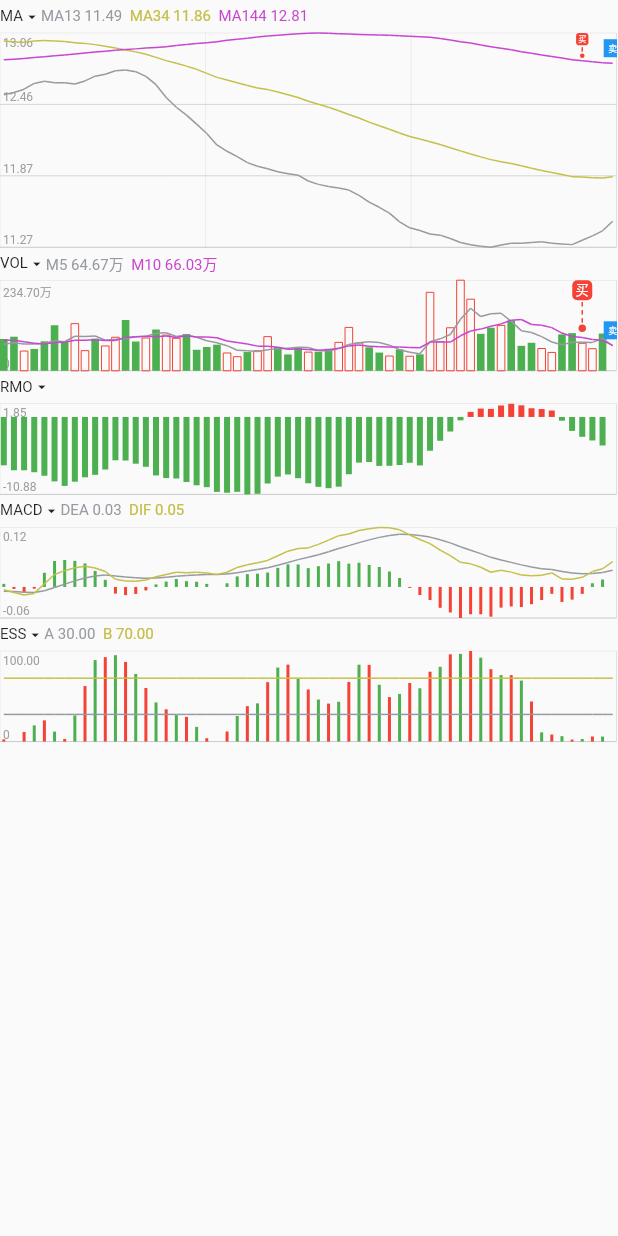
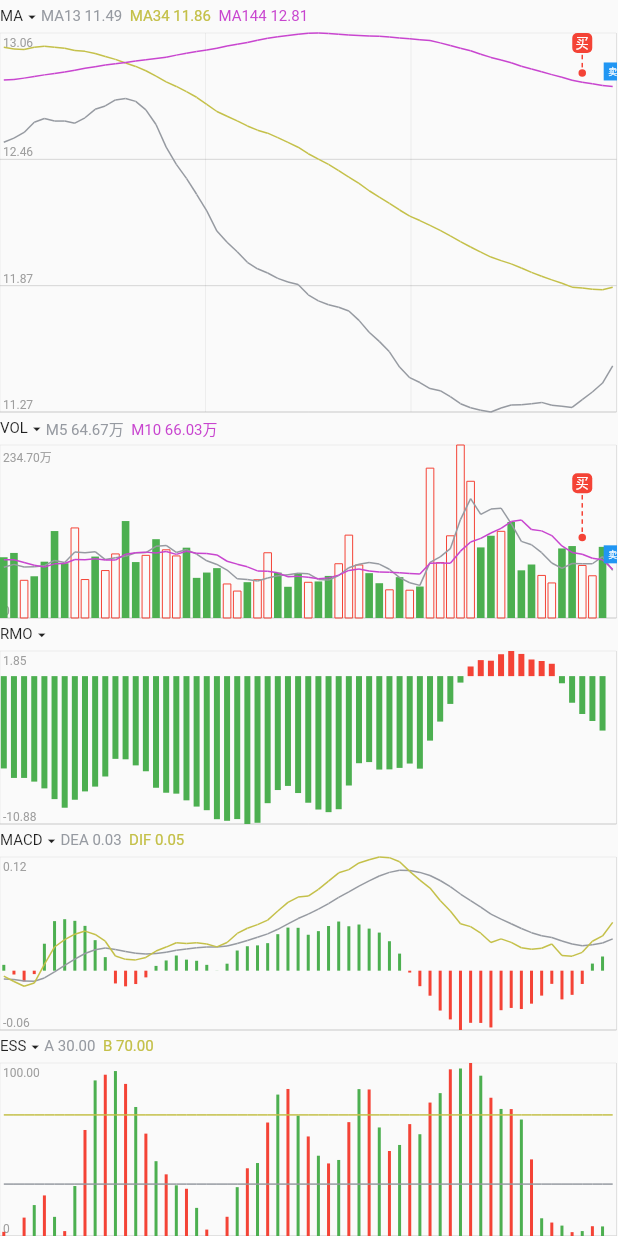
Before and after one commit to BrinedFish0222/flutter_kline, a Flutter app: the ExampleDayNetworkWidget widget shown alone on an empty page, opened directly with empty values, on a phone screen of 412 x 824 dp. Run offline on Flutter 3.47's test engine with Material 2 defaults, Android fonts, the phone set to English and light mode, and no system bars; network calls fail.

Commit message:
K线图去掉显示指定size

```diff
--- a/example_network/lib/example_network/example_day_network_widget.dart
+++ b/example_network/lib/example_network/example_day_network_widget.dart
@@ -80,10 +80,6 @@ class _ExampleDayNetworkWidgetState extends State<ExampleDayNetworkWidget> {
   @override
   Widget build(BuildContext context) {
     return KChartWidget(
-      size: Size(
-        MediaQuery.of(context).size.width,
-        MediaQuery.of(context).size.height * .6,
-      ),
       source: _source,
       onTapIndicator: (val) {
         KlineUtil.showToast(context: context, text: '指标索引位置：$val');
--- a/example_network/lib/example_network/example_minute_network_widget.dart
+++ b/example_network/lib/example_network/example_minute_network_widget.dart
@@ -71,8 +71,6 @@ class _ExampleMinuteNetworkWidgetState
   @override
   Widget build(BuildContext context) {
     return KMinuteChartWidget(
-      size: Size(MediaQuery.of(context).size.width - 20,
-          MediaQuery.of(context).size.height * 0.6),
       source: _source,
       middleNum: 11.39,
       differenceNumbers: const [11.42, 11.36],
--- a/lib/example/example_day_widget.dart
+++ b/lib/example/example_day_widget.dart
@@ -65,8 +65,7 @@ class _ExampleDayWidgetState extends State<ExampleDayWidget> {
 
   @override
   Widget build(BuildContext context) {
-    var size = Size(MediaQuery.of(context).size.width - 20,
-        MediaQuery.of(context).size.height * 0.6);
+
     BarChartVo barChartVo = ExampleVolData.barChartData..barWidth = 2;
     for (var element in barChartVo.data) {
       element?.isFill = true;
@@ -78,7 +77,6 @@ class _ExampleDayWidgetState extends State<ExampleDayWidget> {
         children: [
           KChartWidget(
             showDataNum: 30,
-            size: size,
             source: _source,
             realTimePrice: 11.56,
             onTapIndicator: (index) {
--- a/lib/example/example_minute_widget.dart
+++ b/lib/example/example_minute_widget.dart
@@ -53,8 +53,6 @@ class _ExampleMinuteWidgetState extends State<ExampleMinuteWidget> {
         child: ListView(
           children: [
             KMinuteChartWidget(
-              size: Size(MediaQuery.of(context).size.width - 20,
-                  MediaQuery.of(context).size.height * 0.6),
               source: _source,
               middleNum: 11.39,
               differenceNumbers: const [11.48, 11.30],
--- a/lib/widget/k_chart_widget.dart
+++ b/lib/widget/k_chart_widget.dart
@@ -22,7 +22,6 @@ import 'main_chart_widget.dart';
 class KChartWidget extends StatefulWidget {
   const KChartWidget({
     super.key,
-    required this.size,
     required this.source,
     this.subChartMaskList,
     this.showDataNum = KlineConfig.showDataDefaultLength,
@@ -35,7 +34,6 @@ class KChartWidget extends StatefulWidget {
     this.onHorizontalDragUpdate,
   });
 
-  final Size size;
 
   final KChartDataSource source;
 
@@ -256,12 +254,18 @@ class _KChartWidgetState extends State<KChartWidget> {
 
   /// 重算布局
   void _computeLayout(BoxConstraints constraints) {
-    double width = widget.size.width > constraints.maxWidth
+    Size defaultSize = Size(MediaQuery.of(context).size.width - 20,
+        MediaQuery.of(context).size.height * 0.6);
+
+    double width = constraints.maxWidth != double.infinity
         ? constraints.maxWidth - 1
-        : widget.size.width - 1;
+        : defaultSize.width - 1;
+    double height = constraints.maxHeight != double.infinity
+        ? constraints.maxHeight
+        : defaultSize.height;
 
     Pair<double, double> heightPair = KlineUtil.autoAllotChartHeight(
-        totalHeight: widget.size.height,
+        totalHeight: height,
         subChartRatio: widget.subChartRatio,
         subChartNum: _subChartData.length);
     _mainChartSize = Size(width, heightPair.left);
--- a/lib/widget/sub_chart_widget.dart
+++ b/lib/widget/sub_chart_widget.dart
@@ -96,7 +96,10 @@ class _SubChartWidgetState extends State<SubChartWidget> {
     _badgeChartVoList = widget.chartData.whereType<BadgeChartVo>().toList();
 
     return LayoutBuilder(builder: (context, constraints) {
-      return Column(
+      return SizedBox(
+        width: constraints.maxWidth,
+        height: constraints.maxHeight,
+        child: Column(
           children: [
             // 信息栏
             SubChartShowDataWidget(
@@ -176,6 +179,7 @@ class _SubChartWidgetState extends State<SubChartWidget> {
               ),
             ),
           ],
+        ),
       );
     });
   }
```
Also changed, not shown: lib/widget/k_minute_chart_widget.dart (+10 -5 lines). Lines whose indentation alone changed are shown as unchanged.
